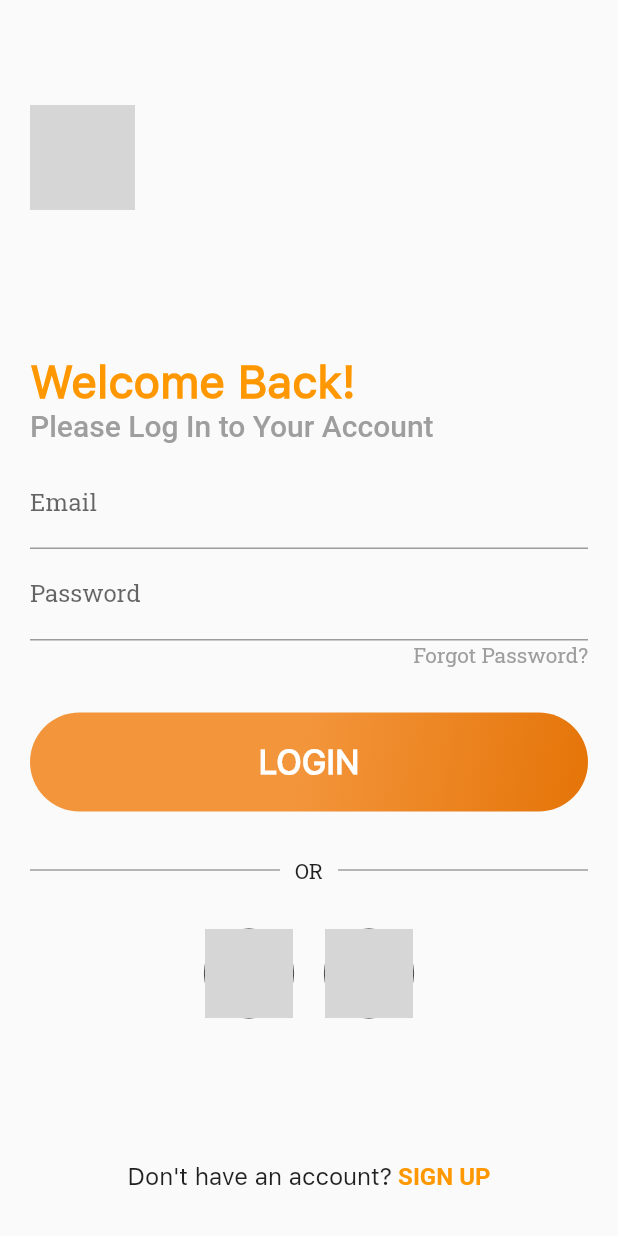
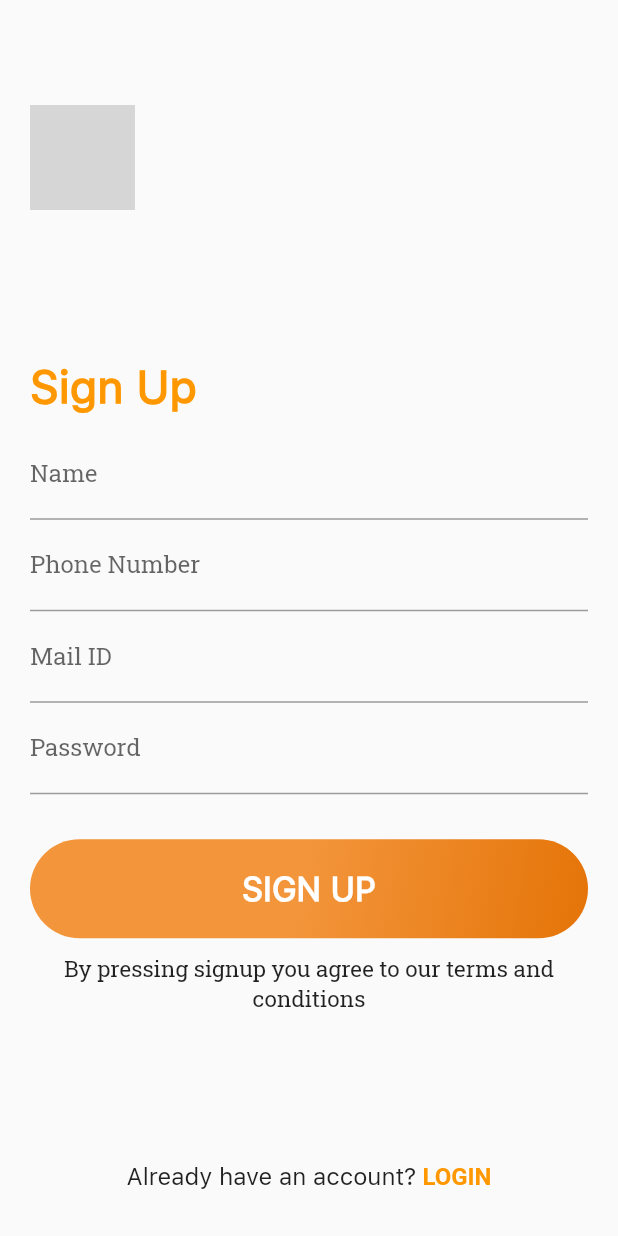
Before and after one commit to suryadevsingh/IronShop, a Flutter app: the LoginPage screen opened directly, after a tap on "SIGN UP", on a phone screen of 412 x 824 dp. Run offline on Flutter 3.47's test engine with Material 2 defaults, Android fonts, the phone set to English and light mode, and no system bars; grey boxes are pictures that could not be loaded.

Commit message:
SignUpPage

```diff
--- a/lib/LoginPage.dart
+++ b/lib/LoginPage.dart
@@ -1,6 +1,8 @@
 
 
 import 'package:flutter/material.dart';
+
+import 'SignUpPage.dart';
 
 class LoginPage extends StatefulWidget {
   const LoginPage({Key key}) : super(key: key);
@@ -183,7 +185,7 @@ class _LoginPageState extends State<LoginPage> {
 
   void openSignUpPage()
   {
-    // Navigator.push(context, MaterialPageRoute(builder: (context)=>SignUpPage()));
+    Navigator.push(context, MaterialPageRoute(builder: (context)=>SignUpPage()));
   }
   void openHomePage()
   {
--- a/lib/MyHomePage.dart
+++ b/lib/MyHomePage.dart
@@ -2,6 +2,8 @@
 import 'dart:async';
 
 import 'package:flutter/material.dart';
+
+import 'OnBoarding.dart';
 
 class MyHomePage extends StatefulWidget {
   const MyHomePage({Key key}) : super(key: key);
@@ -46,7 +48,7 @@ class _MyHomePageState extends State<MyHomePage> {
   }
   void openOnBoard()
   {
-    // Navigator.push(context, MaterialPageRoute(builder: (context)=>Onboarding()),);
+    Navigator.push(context, MaterialPageRoute(builder: (context)=>OnBoarding()),);
   }
 
 }
--- /dev/null
+++ b/lib/SignUpPage.dart
@@ -0,0 +1,119 @@
+
+
+import 'package:flutter/material.dart';
+
+class SignUpPage extends StatefulWidget {
+  const SignUpPage({Key key}) : super(key: key);
+
+  @override
+  _SignUpPageState createState() => _SignUpPageState();
+}
+
+class _SignUpPageState extends State<SignUpPage> {
+  @override
+  Widget build(BuildContext context) {
+    return Scaffold(
+      body: Container(
+        padding: EdgeInsets.all(20),
+        child: Column(
+          crossAxisAlignment: CrossAxisAlignment.start,
+          children: [
+            SizedBox(height: 50,),
+            Container(
+              height: 70,
+              width: 70,
+              decoration: BoxDecoration(
+                  image: DecorationImage(
+                      image: AssetImage('asset/images/logo.png')
+                  )
+              ),
+            ),
+            Expanded(
+              child: Column(
+                mainAxisAlignment: MainAxisAlignment.center,
+                crossAxisAlignment: CrossAxisAlignment.start,
+                children: [
+                  Text("Sign Up", style: TextStyle(
+                      color: Colors.orange,
+                      fontSize: 30,
+                      fontWeight: FontWeight.w700,
+                      fontFamily: 'sfpro'
+                  ),),
+                  SizedBox(height: 10,),
+                  TextField(
+                    decoration: InputDecoration(
+                      labelText: "Name",
+                    ),
+                  ),
+                  TextField(
+                    decoration: InputDecoration(
+                      labelText: "Phone Number",
+                    ),
+                  ),
+                  TextField(
+                    decoration: InputDecoration(
+                      labelText: "Mail ID",
+                    ),
+                  ),
+                  TextField(
+                    decoration: InputDecoration(
+                      labelText: "Password",
+                    ),
+                  ),
+                  SizedBox(height: 30,),
+                  Container(
+                    padding: EdgeInsets.symmetric(vertical: 20),
+                    width: MediaQuery.of(context).size.width,
+                    decoration: BoxDecoration(
+                        borderRadius: BorderRadius.all(Radius.circular(40)),
+                        gradient: LinearGradient(
+                            colors: [Color(0xfff3953b), Color(0xffe57509)],
+                            stops: [0,1],
+                            begin: Alignment.topCenter
+                        )
+                    ),
+                    child: Center(
+                      child: Text("SIGN UP", style: TextStyle(
+                          color: Colors.white,
+                          fontSize: 22,
+                          fontWeight: FontWeight.w700,
+                          fontFamily: 'sfpro'
+                      ),),
+                    ),
+                  ),
+                  SizedBox(height: 10,),
+                  Text("By pressing signup you agree to our terms and conditions", style: TextStyle(
+                      fontSize: 15
+                  ),textAlign: TextAlign.center,)
+                ],
+              ),
+            ),
+            Row(
+              mainAxisAlignment: MainAxisAlignment.center,
+              children: [
+                Text("Already have an account?", style: TextStyle(
+                    fontSize: 16,
+                    fontFamily: 'sfpro'
+                ),),
+                InkWell(
+                  onTap: openLoginPage,
+                  child: Text(" LOGIN", style: TextStyle(
+                      color: Colors.orange,
+                      fontSize: 16,
+                      fontWeight: FontWeight.w700
+                  ),),
+                )
+              ],
+            ),
+            SizedBox(height: 10,)
+          ],
+        ),
+      ),
+    );
+  }
+  void openLoginPage()
+  {
+    Navigator.push(context, MaterialPageRoute(builder: (context)=>LoginPage()));
+  }
+
+}
```
